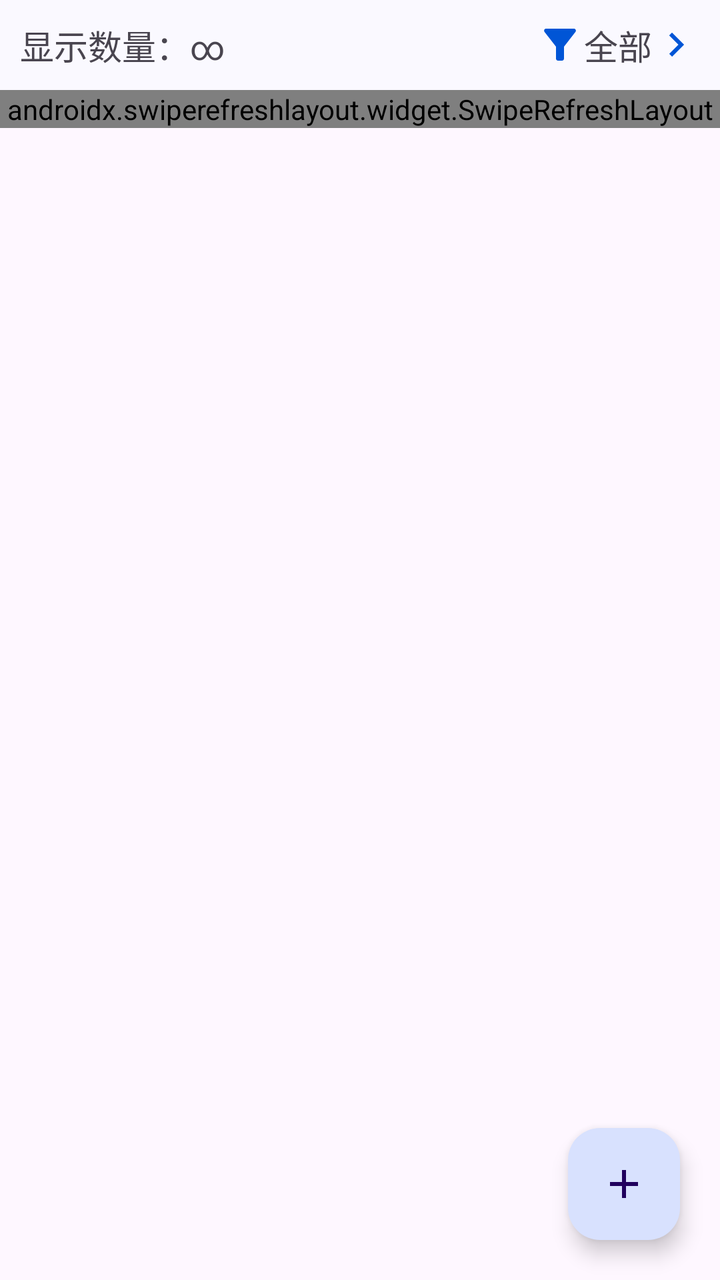
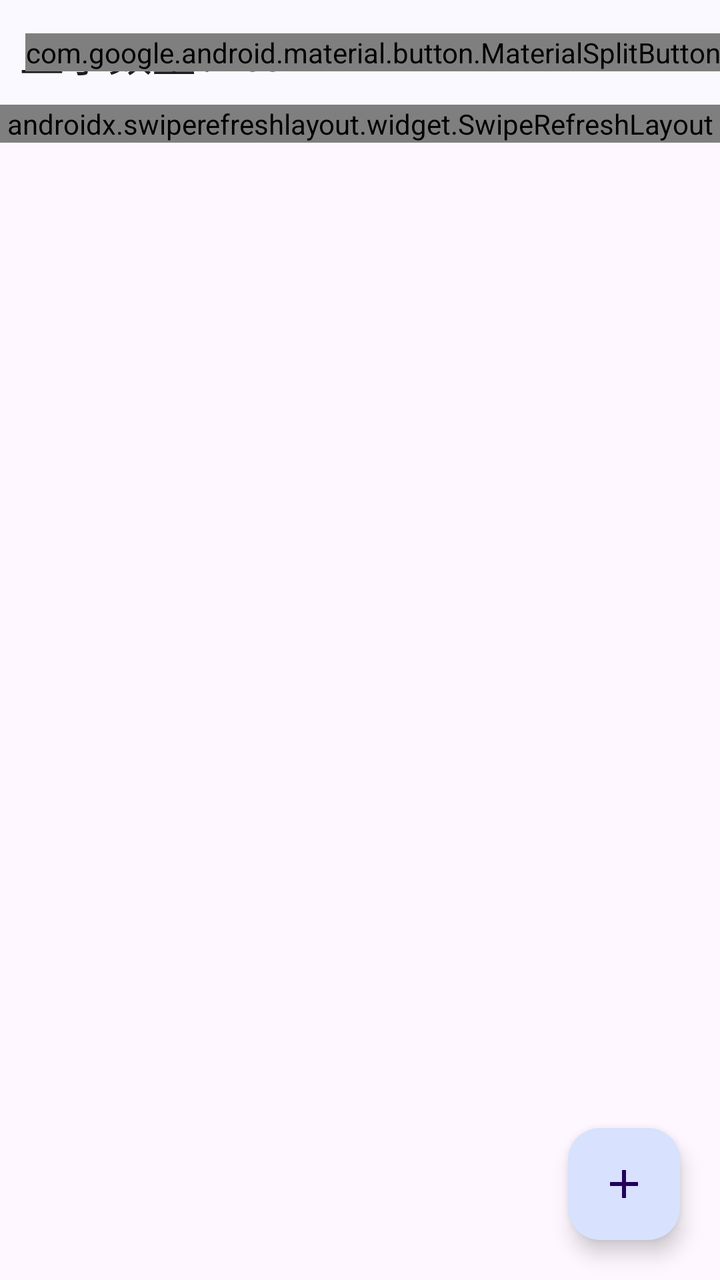

Before-and-after screenshots of an Android layout around one commit, followed by the original layout XML and the change that was made.
<!-- AndroidManifest.xml: application theme Theme.ManagerAssistant.Static -->
<!-- res/layout/fragment_bookkeeping.xml -->
<androidx.coordinatorlayout.widget.CoordinatorLayout xmlns:android="http://schemas.android.com/apk/res/android"
    xmlns:app="http://schemas.android.com/apk/res-auto"
    xmlns:tools="http://schemas.android.com/tools"
    android:layout_width="match_parent"
    android:layout_height="match_parent"
    tools:context=".ui.pages.bookkeeping.BookKeepingFragment">

    <com.google.android.material.appbar.AppBarLayout
        style="@style/AppBarLayoutStyle"
        android:layout_width="match_parent"
        android:layout_height="wrap_content">

        
        <LinearLayout
            android:layout_width="match_parent"
            android:layout_height="wrap_content"
            android:background="?attr/colorSurface"
            android:orientation="horizontal"
            app:layout_scrollFlags="scroll|enterAlways|snap">

            <com.google.android.material.textview.MaterialTextView
                android:id="@+id/account_num_text"
                style="@style/SmallLabelTextViewStyle"
                android:layout_width="0dp"
                android:layout_height="wrap_content"
                android:layout_weight="1"
                android:text="@string/num_of_shown" />

            <com.google.android.material.textview.MaterialTextView
                android:id="@+id/filter_text"
                style="@style/SmallLabelTextViewStyle"
                android:layout_width="wrap_content"
                android:layout_height="wrap_content"
                android:background="?attr/selectableItemBackground"
                android:clickable="true"
                android:drawableStart="@drawable/baseline_filter_alt_24"
                android:drawableEnd="@drawable/baseline_keyboard_arrow_right_24"
                android:focusable="true"
                android:text="@string/all" />
        </LinearLayout>
    </com.google.android.material.appbar.AppBarLayout>

    <com.google.android.material.floatingactionbutton.FloatingActionButton
        android:id="@+id/add_floating_btn"
        style="@style/AddFloatingActionBtnStyle"
        android:layout_width="wrap_content"
        android:layout_height="wrap_content"
        android:layout_gravity="end|bottom"
        android:contentDescription="@string/add_floating_btn_description" />

    <androidx.swiperefreshlayout.widget.SwipeRefreshLayout
        android:id="@+id/refresh_layout"
        android:layout_width="match_parent"
        android:layout_height="wrap_content"
        app:layout_behavior="@string/appbar_scrolling_view_behavior">

        
        <androidx.recyclerview.widget.RecyclerView
            android:id="@+id/account_recycler"
            android:layout_width="match_parent"
            android:layout_height="wrap_content"
            android:layout_marginTop="10dp"
            app:layoutManager="androidx.recyclerview.widget.LinearLayoutManager" />
    </androidx.swiperefreshlayout.widget.SwipeRefreshLayout>
</androidx.coordinatorlayout.widget.CoordinatorLayout>
<!-- resources referenced by this layout -->
<resources>
  <!-- drawable baseline_filter_alt_24 (drawable) -->
  <vector xmlns:android="http://schemas.android.com/apk/res/android" android:height="24dp" android:tint="#000000" android:viewportHeight="24" android:viewportWidth="24" android:width="24dp">
        
      <path android:fillColor="@android:color/white" android:pathData="M4.25,5.61C6.27,8.2 10,13 10,13v6c0,0.55 0.45,1 1,1h2c0.55,0 1,-0.45 1,-1v-6c0,0 3.72,-4.8 5.74,-7.39C20.25,4.95 19.78,4 18.95,4H5.04C4.21,4 3.74,4.95 4.25,5.61z"/>
      
  </vector>
  <!-- drawable baseline_keyboard_arrow_right_24 (drawable) -->
  <vector xmlns:android="http://schemas.android.com/apk/res/android" android:autoMirrored="true" android:height="24dp" android:tint="#000000" android:viewportHeight="24" android:viewportWidth="24" android:width="24dp">
        
      <path android:fillColor="@android:color/white" android:pathData="M8.59,16.59L13.17,12 8.59,7.41 10,6l6,6 -6,6 -1.41,-1.41z"/>
      
  </vector>
  <string name="add_floating_btn_description">添加按钮</string>
  <string name="all">全部</string>
  <string name="num_of_shown">显示数量：∞</string>
  <style name="AddFloatingActionBtnStyle" parent="ThemeOverlay.Material3.FloatingActionButton.Primary">
          <item name="android:src">@drawable/baseline_add_24</item>
          <item name="android:layout_marginEnd">20dp</item>
          <item name="android:layout_marginBottom">20dp</item>
      </style>
  <style name="AppBarLayoutStyle" parent="Widget.Material3.AppBarLayout">
          <item name="android:background">?attr/colorSurface</item>
      </style>
  <style name="SmallLabelTextViewStyle">
          <item name="android:paddingStart">10dp</item>
          <item name="android:paddingEnd">10dp</item>
          <item name="android:paddingTop">10dp</item>
          <item name="android:paddingBottom">10dp</item>
          <item name="android:textSize">17sp</item>
      </style>
  <!-- drawable baseline_add_24 (drawable) -->
  <vector xmlns:android="http://schemas.android.com/apk/res/android" android:height="24dp" android:tint="#000000" android:viewportHeight="24" android:viewportWidth="24" android:width="24dp">
        
      <path android:fillColor="@android:color/white" android:pathData="M19,13h-6v6h-2v-6H5v-2h6V5h2v6h6v2z"/>
      
  </vector>
  <color name="color_primary">#0055d6</color>
  <color name="color_on_primary">#ffffff</color>
  <color name="color_primary_container">#d8e1fe</color>
  <color name="color_secondary_container">#e0e1ff</color>
  <color name="color_surface">#faf9ff</color>
  <color name="color_surface_container">#ebedfa</color>
  <color name="color_surface_container_low">#edeffc</color>
  <style name="ToolBarStyle" parent="Widget.Material3.Toolbar">
          <item name="android:backgroundTint">?attr/colorSurface</item>
          <item name="navigationIconTint">?attr/colorPrimary</item>
          <item name="contentInsetStart">10dp</item>
          <item name="titleTextAppearance">@style/TitleStyle</item>
      </style>
  <style name="TitleStyle">
          <item name="android:textSize">23sp</item>
      </style>
  <!-- unchanged entries left out for length: 1 -->
</resources>

<!-- the commit's change to res/layout/fragment_bookkeeping.xml (unified diff, before → after) -->
@@ -11,7 +11,7 @@
         android:layout_height="wrap_content">
 
         
-        <LinearLayout
+        <androidx.constraintlayout.widget.ConstraintLayout
             android:layout_width="match_parent"
             android:layout_height="wrap_content"
             android:background="?attr/colorSurface"
@@ -20,24 +20,38 @@
 
             <com.google.android.material.textview.MaterialTextView
                 android:id="@+id/account_num_text"
-                style="@style/SmallLabelTextViewStyle"
+                style="@style/LargeTitleTextViewStyle"
                 android:layout_width="0dp"
                 android:layout_height="wrap_content"
                 android:layout_weight="1"
-                android:text="@string/num_of_shown" />
+                android:text="@string/num_of_shown"
+                app:layout_constraintBottom_toBottomOf="parent"
+                app:layout_constraintStart_toStartOf="parent"
+                app:layout_constraintTop_toTopOf="parent" />
 
-            <com.google.android.material.textview.MaterialTextView
-                android:id="@+id/filter_text"
-                style="@style/SmallLabelTextViewStyle"
+            <com.google.android.material.button.MaterialSplitButton
                 android:layout_width="wrap_content"
                 android:layout_height="wrap_content"
-                android:background="?attr/selectableItemBackground"
-                android:clickable="true"
-                android:drawableStart="@drawable/baseline_filter_alt_24"
-                android:drawableEnd="@drawable/baseline_keyboard_arrow_right_24"
-                android:focusable="true"
-                android:text="@string/all" />
-        </LinearLayout>
+                app:layout_constraintBottom_toBottomOf="parent"
+                app:layout_constraintEnd_toEndOf="parent"
+                app:layout_constraintTop_toTopOf="parent">
+
+                <com.google.android.material.button.MaterialButton
+                    android:id="@+id/filter_leading_btn"
+                    style="?attr/materialSplitButtonLeadingFilledStyle"
+                    android:layout_width="wrap_content"
+                    android:layout_height="wrap_content"
+                    android:text="@string/all"
+                    app:icon="@drawable/outline_filter_alt_24" />
+
+                <com.google.android.material.button.MaterialButton
+                    android:id="@+id/filter_select_btn"
+                    style="?attr/materialSplitButtonIconFilledStyle"
+                    android:layout_width="wrap_content"
+                    android:layout_height="wrap_content"
+                    app:icon="@drawable/baseline_unfold_more_24" />
+            </com.google.android.material.button.MaterialSplitButton>
+        </androidx.constraintlayout.widget.ConstraintLayout>
     </com.google.android.material.appbar.AppBarLayout>
 
     <com.google.android.material.floatingactionbutton.FloatingActionButton
<!-- resource entries referenced after the edit -->
@@ -1,15 +1,15 @@
 <!-- resources referenced by this layout -->
 <resources>
-  <!-- drawable baseline_filter_alt_24 (drawable) -->
+  <!-- drawable baseline_unfold_more_24 (drawable) -->
   <vector xmlns:android="http://schemas.android.com/apk/res/android" android:height="24dp" android:tint="#000000" android:viewportHeight="24" android:viewportWidth="24" android:width="24dp">
         
-      <path android:fillColor="@android:color/white" android:pathData="M4.25,5.61C6.27,8.2 10,13 10,13v6c0,0.55 0.45,1 1,1h2c0.55,0 1,-0.45 1,-1v-6c0,0 3.72,-4.8 5.74,-7.39C20.25,4.95 19.78,4 18.95,4H5.04C4.21,4 3.74,4.95 4.25,5.61z"/>
+      <path android:fillColor="@android:color/white" android:pathData="M12,5.83L15.17,9l1.41,-1.41L12,3 7.41,7.59 8.83,9 12,5.83zM12,18.17L8.83,15l-1.41,1.41L12,21l4.59,-4.59L15.17,15 12,18.17z"/>
       
   </vector>
-  <!-- drawable baseline_keyboard_arrow_right_24 (drawable) -->
-  <vector xmlns:android="http://schemas.android.com/apk/res/android" android:autoMirrored="true" android:height="24dp" android:tint="#000000" android:viewportHeight="24" android:viewportWidth="24" android:width="24dp">
+  <!-- drawable outline_filter_alt_24 (drawable) -->
+  <vector xmlns:android="http://schemas.android.com/apk/res/android" android:height="24dp" android:tint="#000000" android:viewportHeight="24" android:viewportWidth="24" android:width="24dp">
         
-      <path android:fillColor="@android:color/white" android:pathData="M8.59,16.59L13.17,12 8.59,7.41 10,6l6,6 -6,6 -1.41,-1.41z"/>
+      <path android:fillColor="@android:color/white" android:pathData="M7,6h10l-5.01,6.3L7,6zM4.25,5.61C6.27,8.2 10,13 10,13v6c0,0.55 0.45,1 1,1h2c0.55,0 1,-0.45 1,-1v-6c0,0 3.72,-4.8 5.74,-7.39C20.25,4.95 19.78,4 18.95,4H5.04C4.21,4 3.74,4.95 4.25,5.61z"/>
       
   </vector>
   <string name="add_floating_btn_description">添加按钮</string>
@@ -23,12 +23,8 @@
   <style name="AppBarLayoutStyle" parent="Widget.Material3.AppBarLayout">
           <item name="android:background">?attr/colorSurface</item>
       </style>
-  <style name="SmallLabelTextViewStyle">
-          <item name="android:paddingStart">10dp</item>
-          <item name="android:paddingEnd">10dp</item>
-          <item name="android:paddingTop">10dp</item>
-          <item name="android:paddingBottom">10dp</item>
-          <item name="android:textSize">17sp</item>
+  <style name="LargeTitleTextViewStyle" parent="TextViewStyleBase">
+          <item name="android:textAppearance">?attr/textAppearanceTitleLarge</item>
       </style>
   <!-- drawable baseline_add_24 (drawable) -->
   <vector xmlns:android="http://schemas.android.com/apk/res/android" android:height="24dp" android:tint="#000000" android:viewportHeight="24" android:viewportWidth="24" android:width="24dp">
@@ -36,6 +32,12 @@
       <path android:fillColor="@android:color/white" android:pathData="M19,13h-6v6h-2v-6H5v-2h6V5h2v6h6v2z"/>
       
   </vector>
+  <style name="TextViewStyleBase">
+          <item name="android:paddingStart">10dp</item>
+          <item name="android:paddingEnd">10dp</item>
+          <item name="android:paddingTop">10dp</item>
+          <item name="android:paddingBottom">10dp</item>
+      </style>
   <color name="color_primary">#0055d6</color>
   <color name="color_on_primary">#ffffff</color>
   <color name="color_primary_container">#d8e1fe</color>
@@ -47,10 +49,7 @@
           <item name="android:backgroundTint">?attr/colorSurface</item>
           <item name="navigationIconTint">?attr/colorPrimary</item>
           <item name="contentInsetStart">10dp</item>
-          <item name="titleTextAppearance">@style/TitleStyle</item>
-      </style>
-  <style name="TitleStyle">
-          <item name="android:textSize">23sp</item>
+          <item name="titleTextAppearance">?attr/textAppearanceHeadlineSmall</item>
       </style>
   <!-- unchanged entries left out for length: 1 -->
 </resources>
